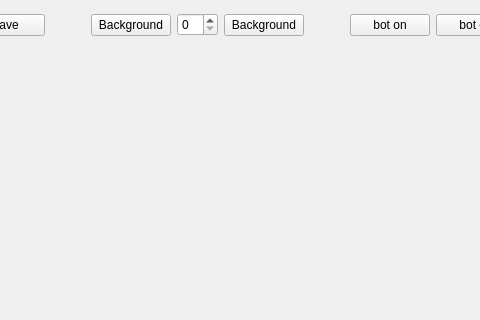
Qt form uis/bpm's.ui (vitaliibalakin/c_orbit) before a commit; both pictures show x 379 to 859 and y 0 to 320 of the 1033 by 715 pixel window.
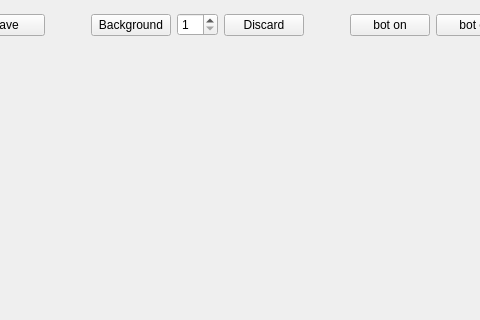
The same form after that commit.

```diff
--- a/uis/bpm's.ui
+++ b/uis/bpm's.ui
@@ -139,12 +139,16 @@
       </spacer>
      </item>
      <item row="0" column="10">
-      <widget class="QSpinBox" name="spb_bckgr"/>
+      <widget class="QSpinBox" name="spb_bckgr">
+       <property name="minimum">
+        <number>1</number>
+       </property>
+      </widget>
      </item>
      <item row="0" column="11">
       <widget class="QPushButton" name="btn_bckgr_discard">
        <property name="text">
-        <string>Background</string>
+        <string>Discard</string>
        </property>
       </widget>
      </item>
```
